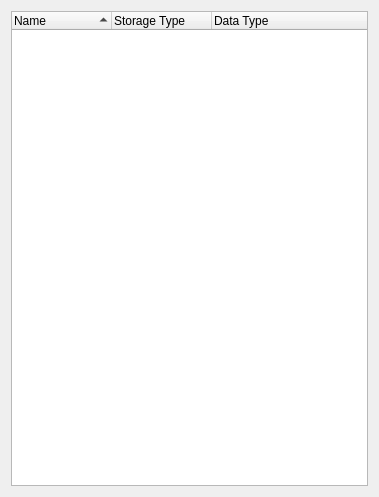
bendalab/NixView, file RawTreeView.ui: the form before one commit.
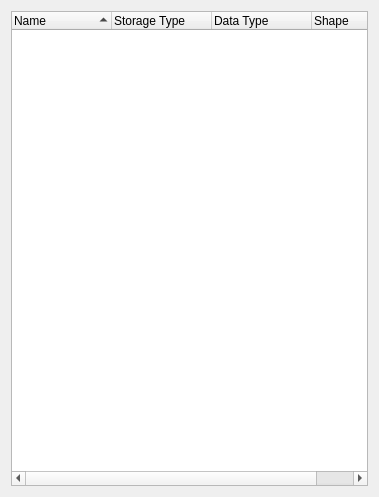
The form after the commit.

Commit message: added column for shape

```diff
--- a/RawTreeView.ui
+++ b/RawTreeView.ui
@@ -43,6 +43,11 @@
        <string>Data Type</string>
       </property>
      </column>
+     <column>
+      <property name="text">
+       <string>Shape</string>
+      </property>
+     </column>
     </widget>
    </item>
   </layout>
```
The commit also changes 1 other file.
